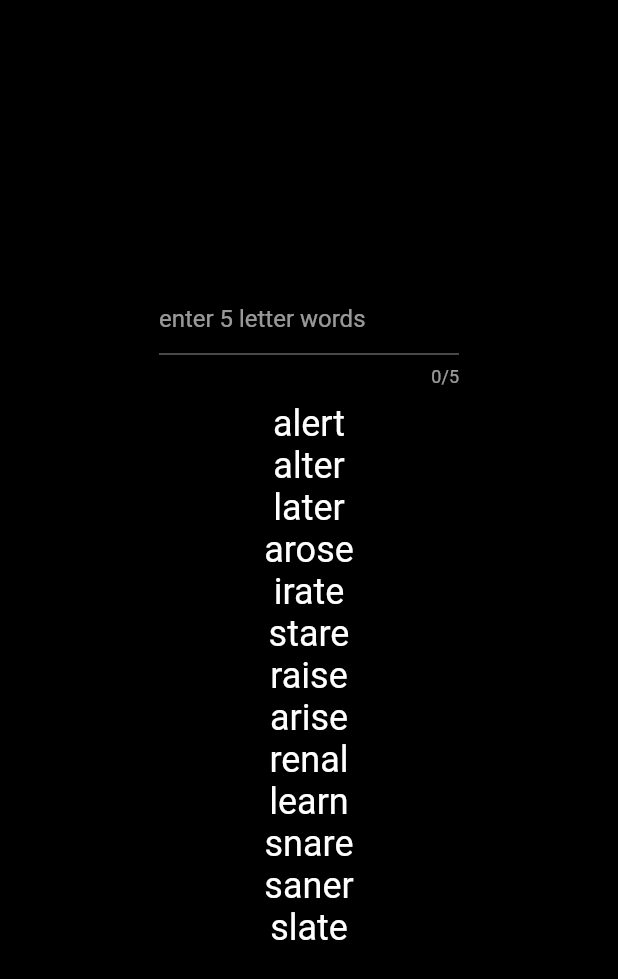
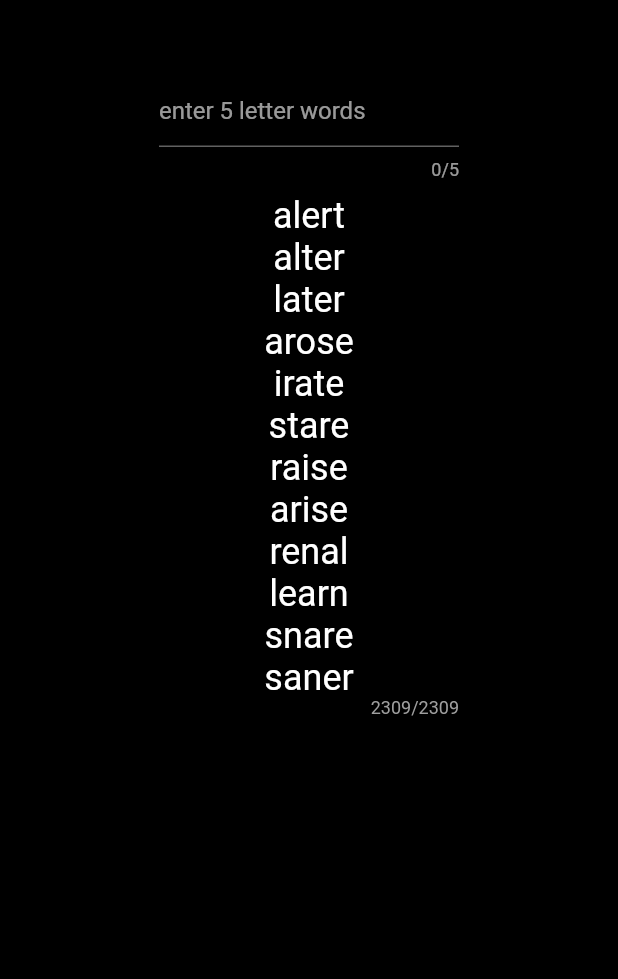
Before and after one commit to jtmcdole/le_word_solver, a Flutter app: the screen it shows after launch, on a phone screen of 412 x 824 dp. Shown: the top 979 px of the screen. Run offline on Flutter 3.47's test engine with Material 2 defaults, Android fonts, the phone set to English and light mode, and no system bars.

Commit message:
UX Improvment: List length / alignment
* Move contents to the top, with padding.
* Add list count at the bottom
* Fix multipel scroll controllers
* Update yaml to have description -
fixed manifest file.

```diff
--- a/lib/main.dart
+++ b/lib/main.dart
@@ -1,5 +1,6 @@
 import 'package:flutter/material.dart';
 import 'package:wordle_solver/algorithm.dart';
+import 'package:wordle_solver/words.dart';
 
 void main() {
   runApp(const WordleSolver());
@@ -207,8 +208,9 @@ class MyHomePageState extends State<MyHomePage> {
     return Scaffold(
       backgroundColor: Colors.black,
       body: Column(
-        mainAxisAlignment: MainAxisAlignment.center,
+        mainAxisAlignment: MainAxisAlignment.start,
         children: [
+          const Padding(padding: EdgeInsets.only(top: 50)),
           Flexible(child: list),
           SizedBox(
             width: 200,
@@ -232,6 +234,8 @@ class MyHomePageState extends State<MyHomePage> {
           ),
           Flexible(
             child: ListView.builder(
+              shrinkWrap: true,
+              primary: false, // scroll controller attached multiple times?
               padding: const EdgeInsets.only(top: 10),
               itemCount: suggestions.length,
               itemBuilder: (context, index) {
@@ -245,6 +249,19 @@ class MyHomePageState extends State<MyHomePage> {
               },
             ),
           ),
+          SizedBox(
+            width: 200,
+            child: Align(
+              alignment: Alignment.centerRight,
+              child: Text(
+                '${suggestions.length}/${words.length}',
+                style: TextStyle(
+                  fontSize: 12,
+                  color: Colors.grey[500],
+                ),
+              ),
+            ),
+          ),
         ],
       ),
     );
```
Also changed, not shown: pubspec.yaml (+2 -7 lines), pubspec.lock.
